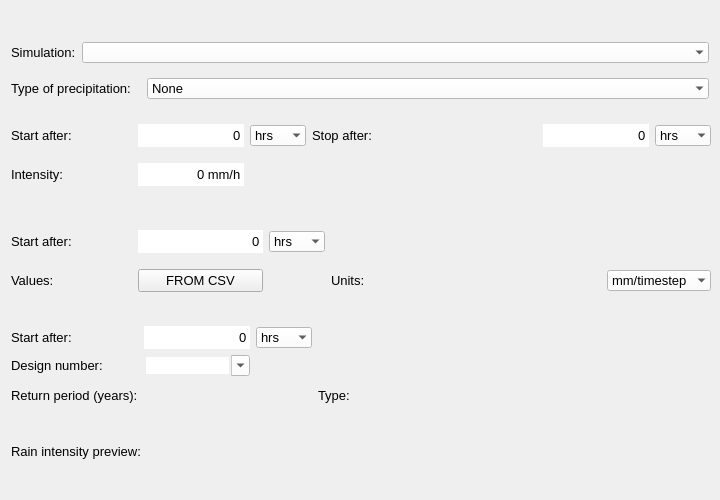
Above: threedi_api_qgis_client/ui/page_precipitation.ui from nens/threedi-api-qgis-client before the change. Below: the same form after it.
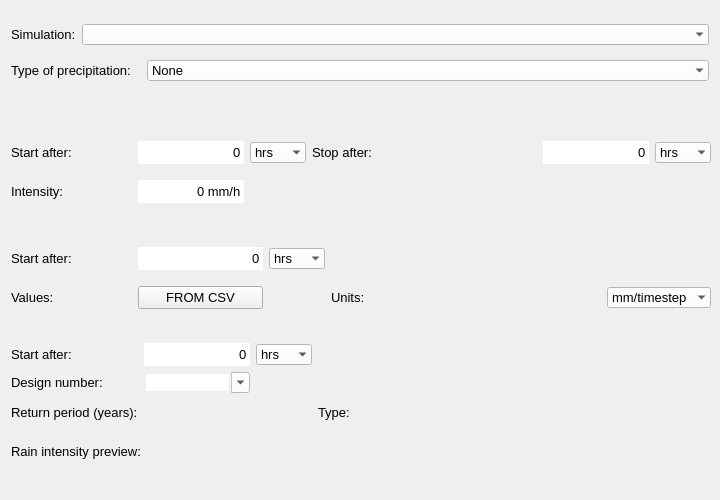
That is the form after the change.

```diff
--- a/threedi_api_qgis_client/ui/page_precipitation.ui
+++ b/threedi_api_qgis_client/ui/page_precipitation.ui
@@ -27,10 +27,15 @@
   </property>
   <property name="maximumSize">
    <size>
-    <width>750</width>
-    <height>500</height>
+    <width>16777215</width>
+    <height>16777215</height>
    </size>
   </property>
+  <property name="font">
+   <font>
+    <family>Segoe UI</family>
+   </font>
+  </property>
   <property name="windowTitle">
    <string>Form</string>
   </property>
@@ -998,6 +1003,19 @@
      </layout>
     </widget>
    </item>
+   <item row="4" column="0">
+    <spacer name="verticalSpacer_3">
+     <property name="orientation">
+      <enum>Qt::Vertical</enum>
+     </property>
+     <property name="sizeHint" stdset="0">
+      <size>
+       <width>20</width>
+       <height>40</height>
+      </size>
+     </property>
+    </spacer>
+   </item>
   </layout>
  </widget>
  <resources/>
```
